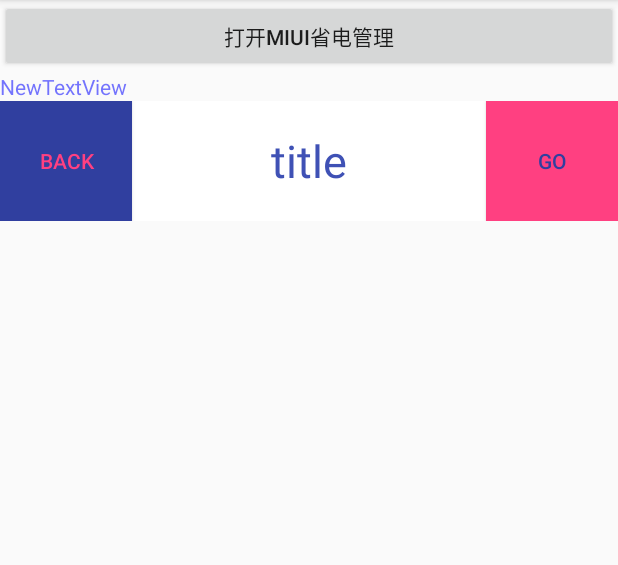
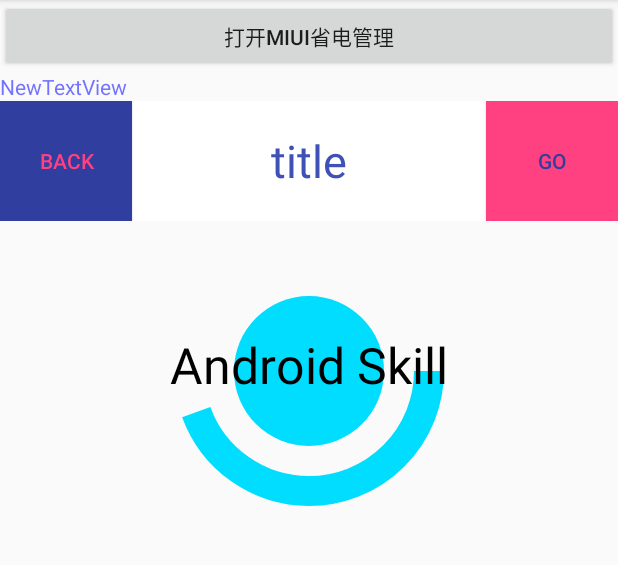
Before and after one commit to liuchch/AndroidTest, an Android app: the screen it shows after launch (MainActivity), on a phone screen of 412 x 824 dp, the part 84-649 px from its top. Run offline under Robolectric (Android 15) with nearby library versions, the phone set to English and light mode, and no system bars.

Commit message:
完成 CircleProgressView

```diff
--- /dev/null
+++ b/app/src/main/java/com/example/liu/myapplication/view/CircleProgressView.java
@@ -0,0 +1,117 @@
+package com.example.liu.myapplication.view;
+
+import android.content.Context;
+import android.content.res.TypedArray;
+import android.graphics.Canvas;
+import android.graphics.Paint;
+import android.graphics.RectF;
+import android.support.annotation.Nullable;
+import android.util.AttributeSet;
+import android.view.View;
+
+import com.example.liu.myapplication.R;
+
+public class CircleProgressView extends View {
+
+
+    private int mMesureHeigth;
+    private int mMesureWidth;
+
+    private float mCircleXY;
+    private float mRadius;
+
+    private Paint mCirclePaint;
+
+
+
+
+    private Paint mArcPaint;
+    private RectF mArcRectF;
+    private float mSweepAngle;
+
+    private Paint mTextPaint;
+    private String mShowText;
+    private float mShowTextSize;
+
+    public CircleProgressView(Context context) {
+        this(context, null);
+    }
+
+    public CircleProgressView(Context context, @Nullable AttributeSet attrs) {
+        this(context, attrs, 0);
+    }
+
+    public CircleProgressView(Context context, @Nullable AttributeSet attrs, int defStyleAttr) {
+        super(context, attrs, defStyleAttr);
+        TypedArray ta = context.obtainStyledAttributes(attrs, R.styleable.CircleProgressView);
+        mSweepAngle = ta.getFloat(R.styleable.CircleProgressView_SweepAngleValue, 0);
+        ta.recycle();
+    }
+
+    @Override
+    protected void onMeasure(int widthMeasureSpec, int heightMeasureSpec) {
+//        super.onMeasure(widthMeasureSpec, heightMeasureSpec);
+        mMesureWidth = MeasureSpec.getSize(widthMeasureSpec);
+        mMesureHeigth = MeasureSpec.getSize(heightMeasureSpec);
+        setMeasuredDimension(mMesureWidth, mMesureHeigth);
+        initView();
+    }
+
+    @Override
+    protected void onDraw(Canvas canvas) {
+        super.onDraw(canvas);
+        //绘制圆
+        canvas.drawCircle(mCircleXY, mCircleXY, mRadius, mCirclePaint);
+        //绘制弧线
+        canvas.drawArc(mArcRectF, 0, mSweepAngle, false, mArcPaint);
+        //绘制文字
+        canvas.drawText(mShowText, 0, mShowText.length(), mCircleXY, mCircleXY + (mShowTextSize/4), mTextPaint);
+    }
+
+    private void initView() {
+        float length = 0;
+        length = Math.min(mMesureHeigth, mMesureWidth);
+
+        mCircleXY = length/2;
+        mRadius = (float) (length*0.5/2);
+
+        mCirclePaint = new Paint();
+        mCirclePaint.setAntiAlias(true);
+        mCirclePaint.setColor(getResources().getColor(android.R.color.holo_blue_bright));
+        mArcRectF = new RectF(
+                (float) (length*0.1),
+                (float) (length*0.1),
+                (float) (length*0.9),
+                (float) (length*0.9));
+
+
+        mArcPaint = new Paint();
+        mArcPaint.setAntiAlias(true);
+        mArcPaint.setColor(getResources().getColor(
+                android.R.color.holo_blue_bright));
+        mArcPaint.setStrokeWidth((float) (length * 0.1));
+        mArcPaint.setStyle(Paint.Style.STROKE);
+
+
+        mShowText = setShowText();
+        mShowTextSize = setShowTextSize();
+        mTextPaint = new Paint();
+        mTextPaint.setTextSize(mShowTextSize);
+        mTextPaint.setTextAlign(Paint.Align.CENTER);
+    }
+
+    private String setShowText() {
+        this.invalidate();
+        return "Android Skill";
+    }
+
+    private float setShowTextSize() {
+        this.invalidate();
+        return 50;
+    }
+
+    public void forceInvalidate() {
+        this.invalidate();
+    }
+
+}
--- a/app/src/main/res/layout/activity_main.xml
+++ b/app/src/main/res/layout/activity_main.xml
@@ -2,7 +2,7 @@
 <LinearLayout xmlns:android="http://schemas.android.com/apk/res/android"
     android:layout_width="match_parent"
     android:layout_height="match_parent"
-    xmlns:custom="http://schemas.android.com/apk/res-auto"
+    xmlns:app="http://schemas.android.com/apk/res-auto"
     android:orientation="vertical">
 
 
@@ -21,18 +21,24 @@
     <com.example.liu.myapplication.view.TopBar
         android:layout_width="match_parent"
         android:layout_height="80dp"
-        custom:leftBackground="@color/colorPrimaryDark"
-        custom:leftText="Back"
-        custom:leftTextColor="@color/colorAccent"
-        custom:rightText="go"
-        custom:rightTextColor="@color/colorPrimaryDark"
-        custom:rightBackground="@color/colorAccent"
-        custom:title="title"
-        custom:titleTextColor="@color/colorPrimary"
-        custom:titleTextSize="20dp"
+        app:leftBackground="@color/colorPrimaryDark"
+        app:leftText="Back"
+        app:leftTextColor="@color/colorAccent"
+        app:rightText="go"
+        app:rightTextColor="@color/colorPrimaryDark"
+        app:rightBackground="@color/colorAccent"
+        app:title="title"
+        app:titleTextColor="@color/colorPrimary"
+        app:titleTextSize="20dp"
         />
 
 
+    <com.example.liu.myapplication.view.CircleProgressView
+        android:layout_width="200dp"
+        android:layout_height="200dp"
+        android:layout_gravity="center_horizontal"
+        app:SweepAngleValue="160"
+        />
 
 
 </LinearLayout>
--- a/app/src/main/res/values/attrs.xml
+++ b/app/src/main/res/values/attrs.xml
@@ -15,4 +15,10 @@
 
     </declare-styleable>
 
+    <declare-styleable name="CircleProgressView">
+
+        <attr name="SweepAngleValue" format="float"/>
+
+    </declare-styleable>
+
 </resources>
--- a/build.gradle
+++ b/build.gradle
@@ -7,7 +7,7 @@ buildscript {
         jcenter()
     }
     dependencies {
-        classpath 'com.android.tools.build:gradle:3.1.3'
+        classpath 'com.android.tools.build:gradle:3.1.4'
 
 
         // NOTE: Do not place your application dependencies here; they belong
```
